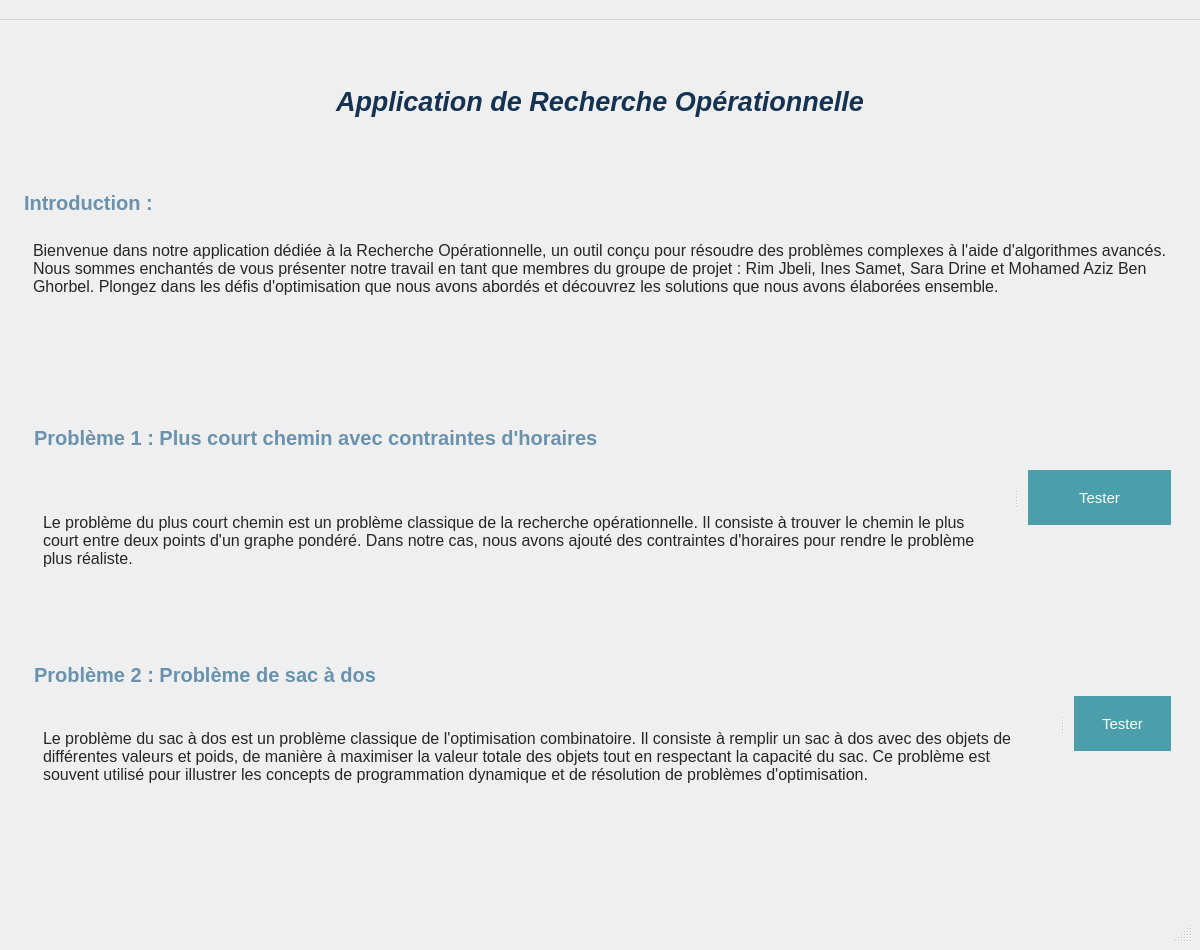
Before: the Qt Designer form HomePage.ui in AziizBg/RO_Project, drawn with Qt 5.
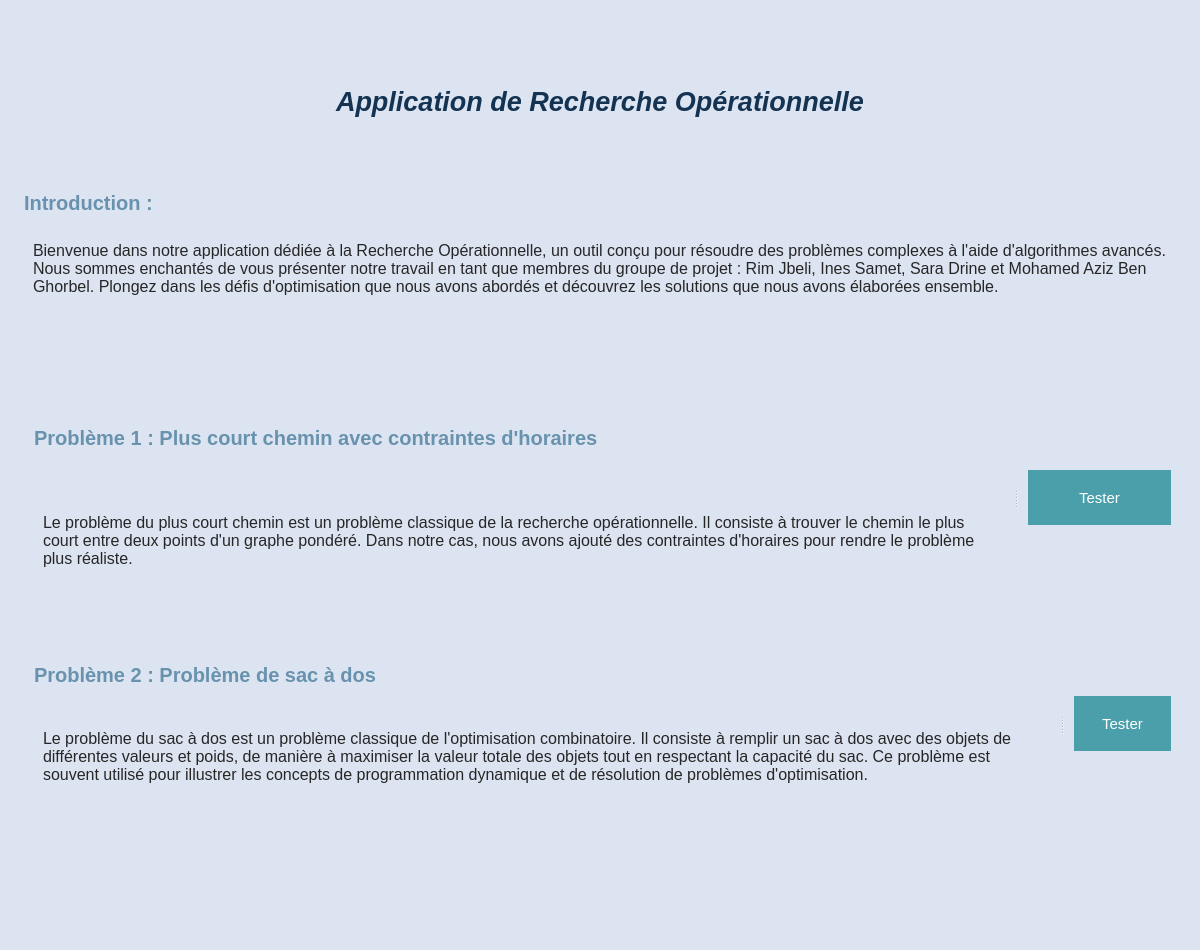
After: the same form once the commit is applied.

The edit to the form file:
```diff
--- a/HomePage.ui
+++ b/HomePage.ui
@@ -14,7 +14,7 @@
    <string>MainWindow</string>
   </property>
   <property name="styleSheet">
-   <string notr="true">padding:10px;</string>
+   <string notr="true">background-color:#DCE4F1;padding:10px;</string>
   </property>
   <widget class="QWidget" name="centralwidget">
    <layout class="QVBoxLayout" name="verticalLayout">
```
